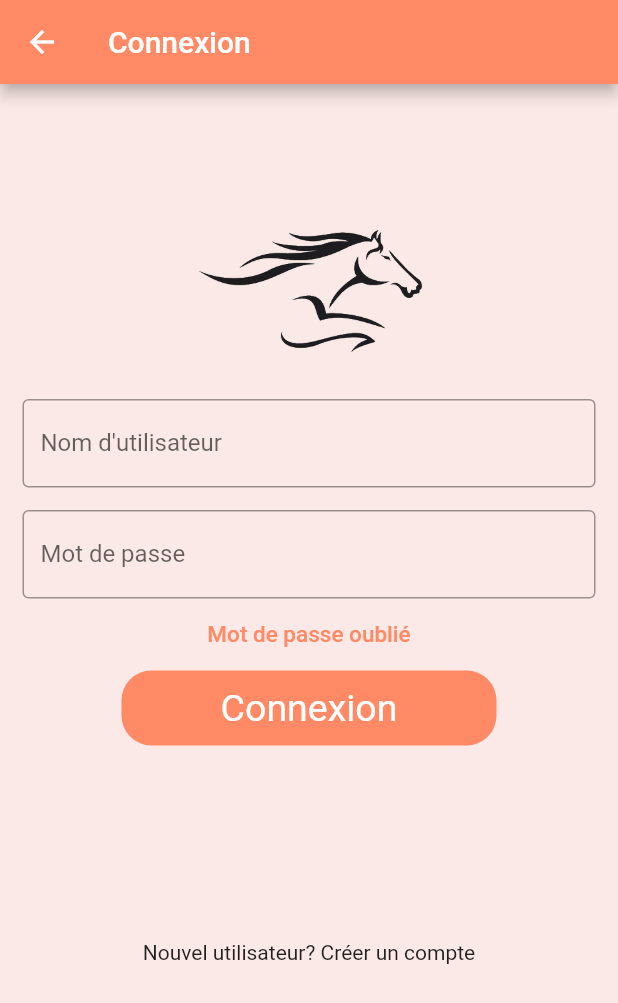
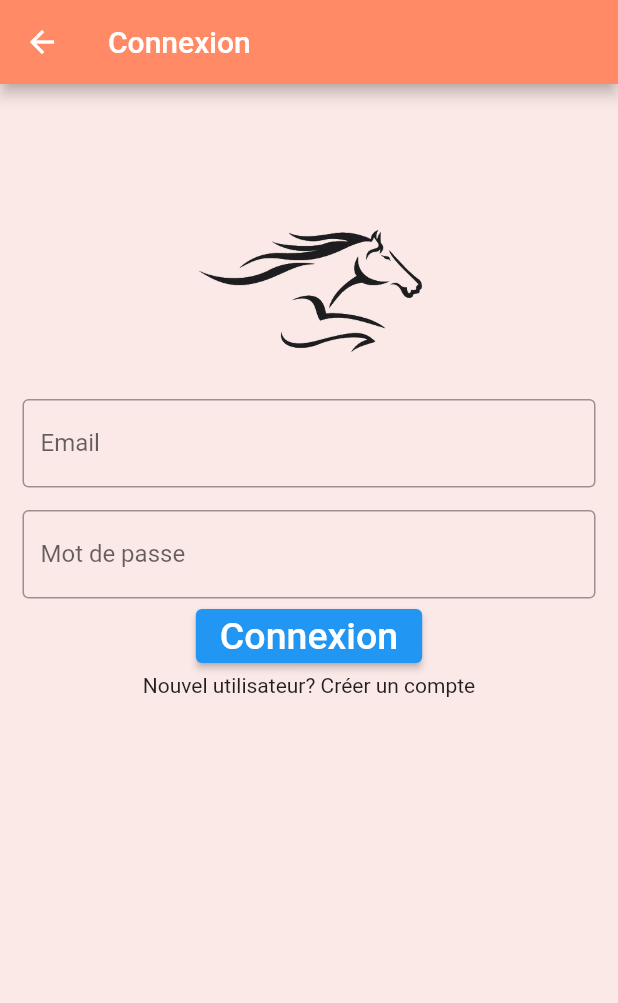
Before and after one commit to DemFb/MyHorse, a Flutter app: the LoginPage screen opened by its route, on a phone screen of 412 x 824 dp. Shown: the top 1003 px of the screen. Run offline on Flutter 3.47's test engine with Material 2 defaults, Android fonts, the phone set to English and light mode, and no system bars; our stand-ins replace shared_preferences; missing offline and left inert: encrypt, mongo_dart; accounts and stored records are empty; statements that could not run were skipped.

Commit message:
FEAT: Add login back end to ui

```diff
--- a/lib/authentication/auth_service.dart
+++ b/lib/authentication/auth_service.dart
@@ -37,7 +37,7 @@ class AuthService {
     SharedPreferences prefs = await _sharedPreferences;
 
     if (passwordHashed == value["password"]) {
-      String token = security.encrypt(value: {"username": value["username"], "email": value["email"]});
+      String token = security.encrypt(value: {"username": value["username"], "email": value["email"], "id": (value["_id"] as ObjectId).$oid});
       prefs.setString("token", token);
     }
 
--- a/lib/main.dart
+++ b/lib/main.dart
@@ -29,7 +29,7 @@ class MyApp extends StatelessWidget {
 
       routes: {
         LaunchPage.tag: (context) => const LaunchPage(title: "Bienvenue dans my horse"),
-        // HomePage.tag: (context) => const HomePage(),
+        HomePage.tag: (context) => const HomePage(),
         LoginPage.tag: (context) => const LoginPage(),
         RegisterPage.tag: (context) => const RegisterPage(),
       },
--- a/lib/views/home.dart
+++ b/lib/views/home.dart
@@ -2,7 +2,7 @@ import 'package:flutter/material.dart';
 
 class HomePage extends StatefulWidget {
   const HomePage({super.key});
- // static const tag = "/";
+  static const tag = "/home";
   @override
   State<HomePage> createState() => _HomePageState();
 }
--- a/lib/views/login.dart
+++ b/lib/views/login.dart
@@ -1,4 +1,7 @@
 import 'package:flutter/material.dart';
+import 'package:my_horse/authentication/auth_service.dart';
+import 'package:my_horse/views/home.dart';
+import 'package:shared_preferences/shared_preferences.dart';
 
 class LoginPage extends StatefulWidget {
   static const tag = "/login";
@@ -9,6 +12,33 @@ class LoginPage extends StatefulWidget {
 }
 
 class LoginPageState extends State<LoginPage> {
+
+  final AuthService _authService = AuthService();
+  final GlobalKey<FormState> _formKey = GlobalKey<FormState>();
+  final Future<SharedPreferences> _sharedPreferences =  SharedPreferences.getInstance();
+
+  final TextEditingController _emailController = TextEditingController();
+  final TextEditingController _passwordController = TextEditingController();
+
+  _formSubmit({required GlobalKey<FormState> formKey}) {
+    if (formKey.currentState!.validate()) {
+      _authService.login(data: {"email": _emailController.text, "password": _passwordController.text})
+        .then((value) async {
+          SharedPreferences _prefs = await _sharedPreferences;
+          String? token = _prefs.getString("token");
+          if (token != null) {
+            Navigator.pushNamed(context, HomePage.tag, arguments: token);
+          }
+      });
+    }
+  }
+
+  String? _formFieldValidator(String? value) {
+    if (value == null || value.isEmpty) {
+      return "Veuillez remplir ce champ";
+    }
+    return null;
+  }
 
   @override
   Widget build(BuildContext context) {
@@ -33,58 +63,55 @@ class LoginPageState extends State<LoginPage> {
                     child: Image.asset('assets/images/pages/launch/horse_logo.jpeg')),
               ),
             ),
-            const Padding(
+            Form(
+              key: _formKey,
+              child: Column(
+                children: [
+                  Padding(
                     //padding: const EdgeInsets.only(left:15.0,right: 15.0,top:0,bottom: 0),
-              padding: EdgeInsets.symmetric(horizontal: 15),
-              child: TextField(
-                decoration: InputDecoration(
+                    padding: const EdgeInsets.symmetric(horizontal: 15),
+                    child: TextFormField(
+                      controller: _emailController,
+                      validator: _formFieldValidator,
+                      decoration: const InputDecoration(
                         border: OutlineInputBorder(),
-                    labelText: "Nom d'utilisateur",
-                    hintText: "Entrerz votre nom d'utilisateur"),
+                        labelText: "Email",
+                        hintText: "Entrez votre email"
                       ),
                     ),
-            const Padding(
-              padding: EdgeInsets.only(
-                  left: 15.0, right: 15.0, top: 15, bottom: 0),
+                  ),
+                  Padding(
+                    padding: const EdgeInsets.only(left: 15.0, right: 15.0, top: 15, bottom: 0),
                     //padding: EdgeInsets.symmetric(horizontal: 15),
-              child: TextField(
-
+                    child: TextFormField(
                       obscureText: true,
-                decoration: InputDecoration(
+                      controller: _passwordController,
+                      validator: _formFieldValidator,
+                      decoration: const InputDecoration(
                         border: OutlineInputBorder(),
                         labelText: 'Mot de passe',
-                    hintText: 'Entrez votre mot de passe'),
+                        hintText: 'Entrez votre mot de passe'
                       ),
-            ),
-            TextButton(
-              onPressed: (){
-                //TODO FORGOT PASSWORD SCREEN GOES HERE
-              },
-              child: const Text(
-                'Mot de passe oublié',
-                style: TextStyle(color: Color(0xffff8a65), fontSize: 15),
                     ),
                   ),
                   Container(
                     height: 50,
                     width: 250,
                     alignment: Alignment.center,
-              decoration: BoxDecoration(
-                  color: const Color(0xffff8a65), borderRadius: BorderRadius.circular(20)),
-              //child: TextButton(
-                //onPressed: () {
-                 // Navigator.push(
-                  //    context, MaterialPageRoute(builder: (_) => HomePage()));
-               // },
+                    child: ElevatedButton(
+                      onPressed: () {
+                        _formSubmit(formKey: _formKey);
+                      },
                       child: const Text(
                         'Connexion',
                         style: TextStyle(color: Colors.white, fontSize: 25),
                         textAlign: TextAlign.center,
                       ),
+                    ),
                     //),
                   ),
-            const SizedBox(
-              height: 130,
+                ],
+              ),
             ),
             const Text('Nouvel utilisateur? Créer un compte')
           ],
```
Lines whose indentation alone changed are shown as unchanged.
